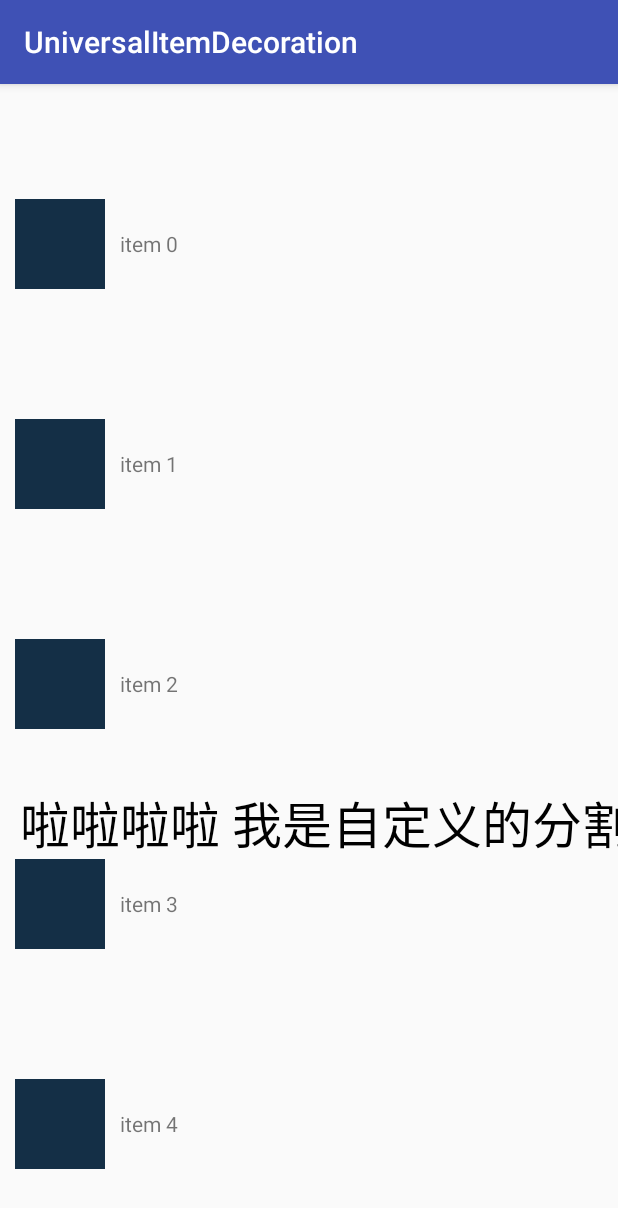
After one commit to YuJunKui1995/UniversalItemDecoration, an Android app: the CustomDecorationActivity screen opened directly, with no data from a screen before it, on a phone screen of 412 x 824 dp. The commit adds this screen. Shown: the top 1208 px of the screen. Run offline under Robolectric (Android 15) with nearby library versions, the phone set to English and light mode, and no system bars.

Commit message:
将分割线对象重新设计 加入自定义分割线demo

```diff
--- a/app/src/main/AndroidManifest.xml
+++ b/app/src/main/AndroidManifest.xml
@@ -24,6 +24,8 @@
 
         <activity android:name=".UniversalDecorationActivity" />
 
+        <activity android:name=".CustomDecorationActivity" />
+
     </application>
 
 </manifest>
--- /dev/null
+++ b/app/src/main/java/com/restoflife/itemdecoration/CustomDecorationActivity.java
@@ -0,0 +1,73 @@
+package com.restoflife.itemdecoration;
+
+import android.app.Activity;
+import android.graphics.Canvas;
+import android.graphics.Color;
+import android.graphics.Paint;
+import android.os.Bundle;
+import android.support.v7.app.AppCompatActivity;
+import android.support.v7.widget.LinearLayoutManager;
+import android.support.v7.widget.RecyclerView;
+
+import com.restoflife.itemdecoration.lib.UniversalItemDecoration;
+
+import java.util.ArrayList;
+
+/**
+ * Created by 余俊魁 on 2017/3/23.
+ * Version 1
+ * Function
+ * Tips  自定义示例
+ */
+
+public class CustomDecorationActivity extends AppCompatActivity {
+
+
+    private ArrayList<String> listData = new ArrayList<>();
+
+    @Override
+    protected void onCreate(Bundle savedInstanceState) {
+        super.onCreate(savedInstanceState);
+
+        for (int i = 0; i < 100; i++) {
+            listData.add("item " + i);
+        }
+
+        RecyclerView recyclerView = new RecyclerView(this);
+        LinearLayoutManager layoutManager = new LinearLayoutManager(this);
+        layoutManager.setOrientation(LinearLayoutManager.VERTICAL);
+        recyclerView.setLayoutManager(layoutManager);
+
+        recyclerView.addItemDecoration(new UniversalItemDecoration() {
+            @Override
+            public Decoration getItemOffsets(final int position) {
+
+
+                Decoration decoration = new Decoration() {
+                    @Override
+                    public void drawItemOffsets(Canvas c, int leftZ, int topZ, int rightZ, int bottomZ) {
+
+                        //拿着Canvas 随便玩啦(不要在这搞复杂的东西，因为不会缓存)  leftZ是线在屏幕中的实际位置  其他同上
+                        if (position == 3) {
+                            Paint paint = new Paint();
+                            paint.setAntiAlias(true);
+                            paint.setTextSize(50);
+                            paint.setColor(Color.parseColor("#000000"));
+                            c.drawText("啦啦啦啦 我是自定义的分割线标题", 20, bottomZ, paint);
+                        }
+                    }
+                };
+
+                decoration.top = 100;
+
+                return decoration;
+            }
+        });
+
+        recyclerView.setAdapter(new MyAdapter(listData, R.layout.item_horizontal));
+        setContentView(recyclerView);
+
+    }
+
+
+}
--- a/app/src/main/java/com/restoflife/itemdecoration/HorizontalItemDecorationActivity.java
+++ b/app/src/main/java/com/restoflife/itemdecoration/HorizontalItemDecorationActivity.java
@@ -39,7 +39,7 @@ public class HorizontalItemDecorationActivity extends AppCompatActivity {
             public Decoration getItemOffsets(int position) {
 
                 //直接不理position  设置右边分割线 2个px
-                Decoration decoration = new Decoration();
+                ColorDecoration decoration = new ColorDecoration();
                 decoration.right = 2;
                 decoration.decorationColor = position % 2 == 0 ? Color.GREEN : Color.BLUE;
                 return decoration;
--- a/app/src/main/java/com/restoflife/itemdecoration/MainActivity.java
+++ b/app/src/main/java/com/restoflife/itemdecoration/MainActivity.java
@@ -15,6 +15,7 @@ public class MainActivity extends AppCompatActivity implements View.OnClickListe
         findViewById(R.id.bt_horizontal).setOnClickListener(this);
         findViewById(R.id.bt_vertical).setOnClickListener(this);
         findViewById(R.id.bt_universal).setOnClickListener(this);
+        findViewById(R.id.bt_custom).setOnClickListener(this);
 
     }
 
@@ -34,6 +35,10 @@ public class MainActivity extends AppCompatActivity implements View.OnClickListe
             case R.id.bt_universal:
                 startActivity(new Intent(this, UniversalDecorationActivity.class));
                 break;
+
+            case R.id.bt_custom:
+                startActivity(new Intent(this, CustomDecorationActivity.class));
+                break;
         }
 
     }
--- a/app/src/main/java/com/restoflife/itemdecoration/UniversalDecorationActivity.java
+++ b/app/src/main/java/com/restoflife/itemdecoration/UniversalDecorationActivity.java
@@ -55,7 +55,7 @@ public class UniversalDecorationActivity extends AppCompatActivity {
             @Override
             public Decoration getItemOffsets(int position) {
 
-                Decoration decoration = new Decoration();
+                ColorDecoration decoration = new ColorDecoration();
 
                 //这里应该是你的判断逻辑  判断当前position 需要上下左右的分割线到底是多少 以及颜色
 
--- a/app/src/main/java/com/restoflife/itemdecoration/VerticalDecorationActivity.java
+++ b/app/src/main/java/com/restoflife/itemdecoration/VerticalDecorationActivity.java
@@ -41,7 +41,7 @@ public class VerticalDecorationActivity extends AppCompatActivity {
             public Decoration getItemOffsets(int position) {
 
                 //直接不理position  设置下面分割线 2个px  颜色BLACK
-                Decoration decoration = new Decoration();
+                ColorDecoration decoration = new ColorDecoration();
                 decoration.bottom = 2;
                 decoration.decorationColor = position % 2 == 0 ? Color.GREEN : Color.BLUE;
                 return decoration;
```
Also changed, not shown: app/src/main/java/com/restoflife/itemdecoration/lib/UniversalItemDecoration.java (+42 -44 lines), app/src/main/res/layout/activity_main.xml (+7 -1 lines).
